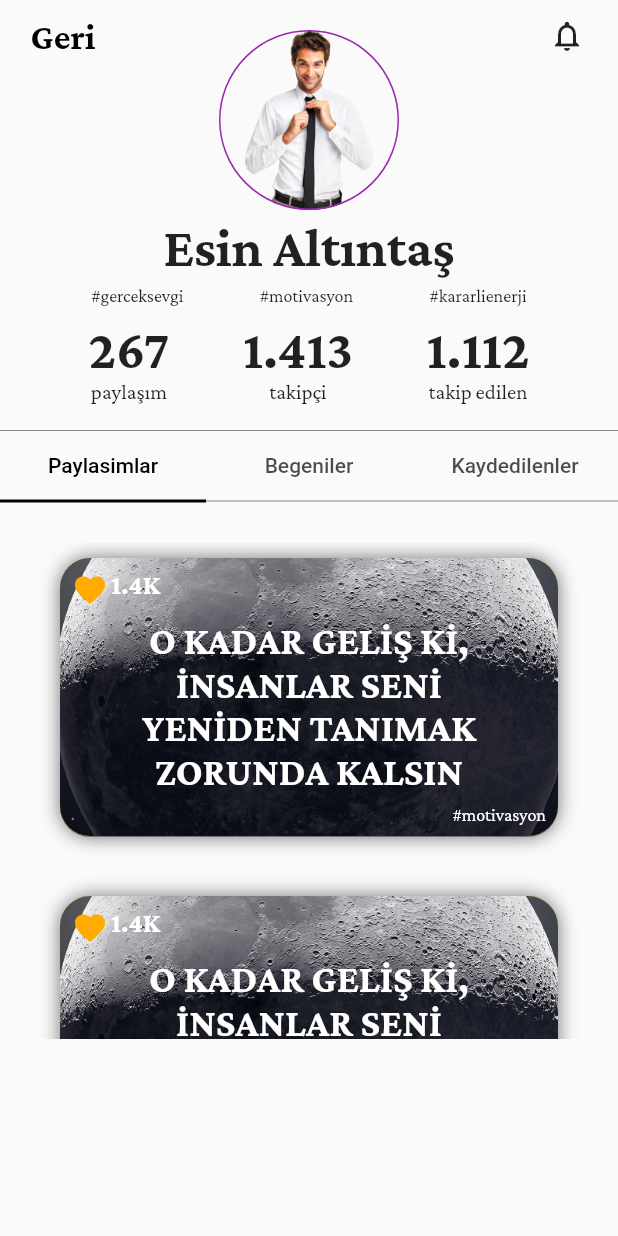
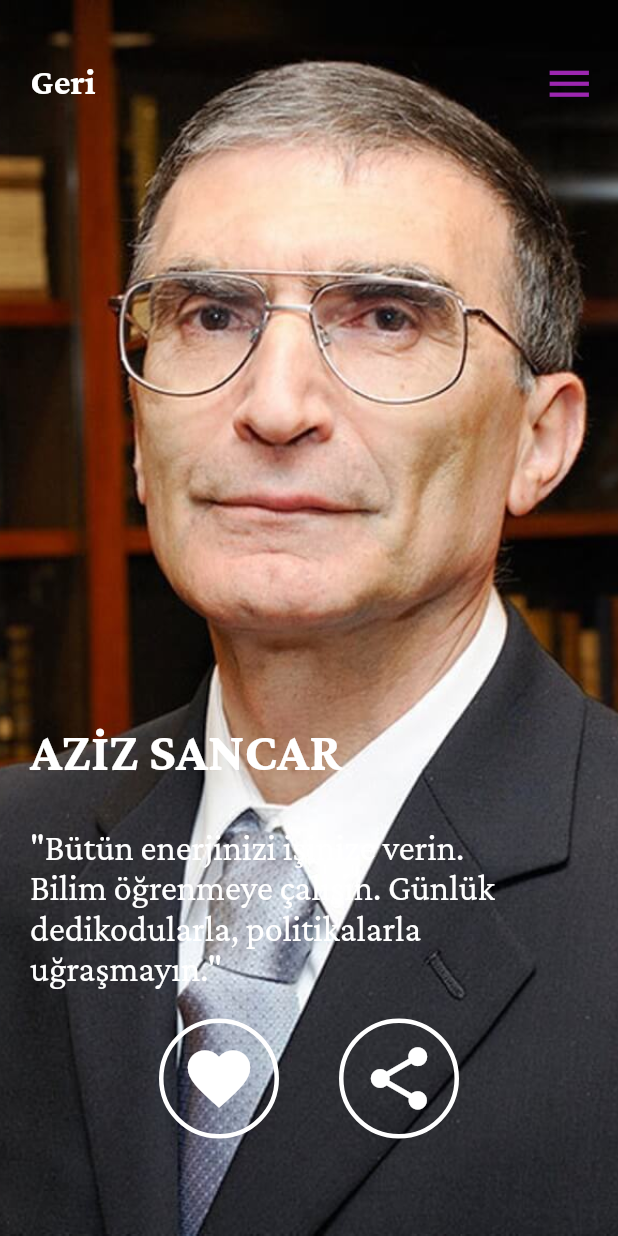
Before and after one commit to atalhaablak/sozler_app, a Flutter app: the screen it shows after launch, on a phone screen of 412 x 824 dp. Run offline on Flutter 3.47's test engine with Material 2 defaults, Android fonts, the phone set to English and light mode, and no system bars; our stand-ins replace google_fonts.

Commit message:
finished everyday word page
Üzerinde çalışılması gerek

```diff
--- a/lib/main.dart
+++ b/lib/main.dart
@@ -1,4 +1,5 @@
 import 'package:flutter/material.dart';
+import 'package:sozler_app/screens/everydar_word.dart';
 import 'package:sozler_app/screens/explore_page.dart';
 import 'package:sozler_app/screens/form/login_page.dart';
 import 'package:sozler_app/screens/form/register_page.dart';
@@ -15,7 +16,7 @@ class MyApp extends StatelessWidget {
   Widget build(BuildContext context) {
     return MaterialApp(
       debugShowCheckedModeBanner: false,
-      home: ProfilePage(),
+      home: EverydayWord(),
     );
   }
 }
--- a/lib/product/widgets/custom_appBar.dart
+++ b/lib/product/widgets/custom_appBar.dart
@@ -3,9 +3,11 @@ import 'package:google_fonts/google_fonts.dart';
 
 class CustomAppBar extends StatelessWidget {
   final Function onPressed;
+  final Color color;
   CustomAppBar({
     Key? key,
     required this.onPressed,
+    required this.color,
   }) : super(key: key);
 
   @override
@@ -15,8 +17,8 @@ class CustomAppBar extends StatelessWidget {
       children: [
         TextButton(
             onPressed: onPressed(),
-            child: Text("Geri", style: GoogleFonts.crimsonPro(fontSize: 24, fontWeight: FontWeight.bold, color: Colors.black))),
-        IconButton(onPressed: () {}, icon: Icon(Icons.notifications_none_outlined)),
+            child: Text("Geri", style: GoogleFonts.crimsonPro(fontSize: 24, fontWeight: FontWeight.bold, color: color))),
+        IconButton(onPressed: () {}, icon: Icon(Icons.notifications_none_outlined, color: color)),
       ],
     );
   }
--- /dev/null
+++ b/lib/screens/everydar_word.dart
@@ -0,0 +1,132 @@
+import 'package:flutter/material.dart';
+import 'package:google_fonts/google_fonts.dart';
+
+class EverydayWord extends StatelessWidget {
+  const EverydayWord({Key? key}) : super(key: key);
+
+  @override
+  Widget build(BuildContext context) {
+    return Scaffold(
+      body: Stack(
+        children: [
+          Container(
+            decoration: BoxDecoration(
+              image: DecorationImage(
+                image: AssetImage("assets/image/aziz-sancar.jpeg"),
+                fit: BoxFit.cover,
+              ),
+            ),
+          ),
+          Padding(
+            padding: const EdgeInsets.only(left: 10.0, right: 10.0, top: 30),
+            child: _pageAppBar(),
+          ),
+          Positioned(
+            bottom: MediaQuery.of(context).size.height * 0.2,
+            child: Padding(
+              padding: const EdgeInsets.only(left: 20),
+              child: _writerandWord(),
+            ),
+          ),
+          Positioned(
+            bottom: 65,
+            width: MediaQuery.of(context).size.width * 1,
+            child: Row(
+              mainAxisAlignment: MainAxisAlignment.center,
+              children: [
+                Container(
+                  width: 80,
+                  height: 80,
+                  decoration: BoxDecoration(
+                    shape: BoxShape.circle,
+                    border: Border.all(
+                      color: Colors.white,
+                      width: 3,
+                    ),
+                  ),
+                  child: IconButton(
+                      onPressed: () {},
+                      icon: Icon(
+                        Icons.favorite,
+                        color: Colors.white,
+                        size: 50,
+                      )),
+                ),
+                SizedBox(width: 40),
+                Container(
+                  width: 80,
+                  height: 80,
+                  decoration: BoxDecoration(
+                    shape: BoxShape.circle,
+                    border: Border.all(
+                      color: Colors.white,
+                      width: 3,
+                    ),
+                  ),
+                  child: IconButton(
+                      onPressed: () {},
+                      icon: Icon(
+                        Icons.share,
+                        color: Colors.white,
+                        size: 50,
+                      )),
+                ),
+              ],
+            ),
+          ),
+        ],
+      ),
+    );
+  }
+
+  Column _writerandWord() {
+    return Column(
+      crossAxisAlignment: CrossAxisAlignment.start,
+      children: [
+        Text(
+          "AZİZ SANCAR",
+          style: GoogleFonts.crimsonPro(
+            fontSize: 36,
+            fontWeight: FontWeight.bold,
+            color: Colors.white,
+          ),
+        ),
+        SizedBox(height: 30),
+        Text(
+          '"Bütün enerjinizi işinize verin.\nBilim öğrenmeye çalışın. Günlük\ndedikodularla, politikalarla\nuğraşmayın."',
+          textAlign: TextAlign.start,
+          style: GoogleFonts.crimsonPro(
+            fontSize: 24,
+            color: Colors.white,
+          ),
+        ),
+      ],
+    );
+  }
+
+  Row _pageAppBar() {
+    return Row(
+      mainAxisAlignment: MainAxisAlignment.spaceBetween,
+      children: [
+        TextButton(
+          onPressed: () {},
+          child: Text(
+            "Geri",
+            style: GoogleFonts.crimsonPro(
+              fontSize: 24,
+              fontWeight: FontWeight.bold,
+              color: Colors.white,
+            ),
+          ),
+        ),
+        IconButton(
+            onPressed: () {},
+            icon: Icon(
+              Icons.menu,
+              color: Colors.purple,
+              size: 35,
+            ))
+      ],
+    );
+  }
+}
--- a/lib/screens/explore_page.dart
+++ b/lib/screens/explore_page.dart
@@ -21,7 +21,7 @@ class _ExplorePageState extends State<ExplorePage> {
           child: Column(
             children: [
               // AppBar Sağda Geri Solda Zil
-              CustomAppBar(onPressed: () {}),
+              CustomAppBar(onPressed: () {}, color: Colors.black),
               SizedBox(height: 30),
               // Keşfet başlığı yanında filtrele butonu
               Padding(
--- a/lib/screens/profile_page.dart
+++ b/lib/screens/profile_page.dart
@@ -34,7 +34,7 @@ class _ProfilePageState extends State<ProfilePage> with TickerProviderStateMixin
                   Stack(
                     children: [
                       // AppBar
-                      CustomAppBar(onPressed: () {}),
+                      CustomAppBar(onPressed: () {}, color: Colors.white),
                       // Profil fotoğrafı
                       const Padding(
                         padding: const EdgeInsets.only(top: 20),
```
Also changed, not shown: assets/image/aziz-sancar.jpeg (added).
